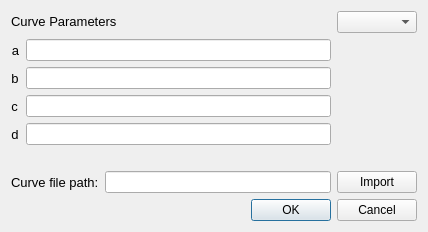
First picture: the form in TCDMeatApp_Qt(with ui)/TCDMeatApp_Qt_ui/settingdialog.ui, repository RockyXu66/TCD-Project-MeatSensor-Qt-WithGUI-Win, before the edit.
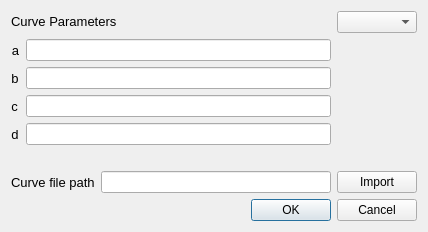
Second picture: the form after the edit.

Commit message: Add import curve file function

What changed in the file:
```diff
--- a/TCDMeatApp_Qt(with ui)/TCDMeatApp_Qt_ui/settingdialog.ui
+++ b/TCDMeatApp_Qt(with ui)/TCDMeatApp_Qt_ui/settingdialog.ui
@@ -71,7 +71,7 @@
         </font>
        </property>
        <property name="text">
-        <string>Curve file path:</string>
+        <string>Curve file path</string>
        </property>
       </widget>
      </item>
```
The commit also changes 24 other files.
